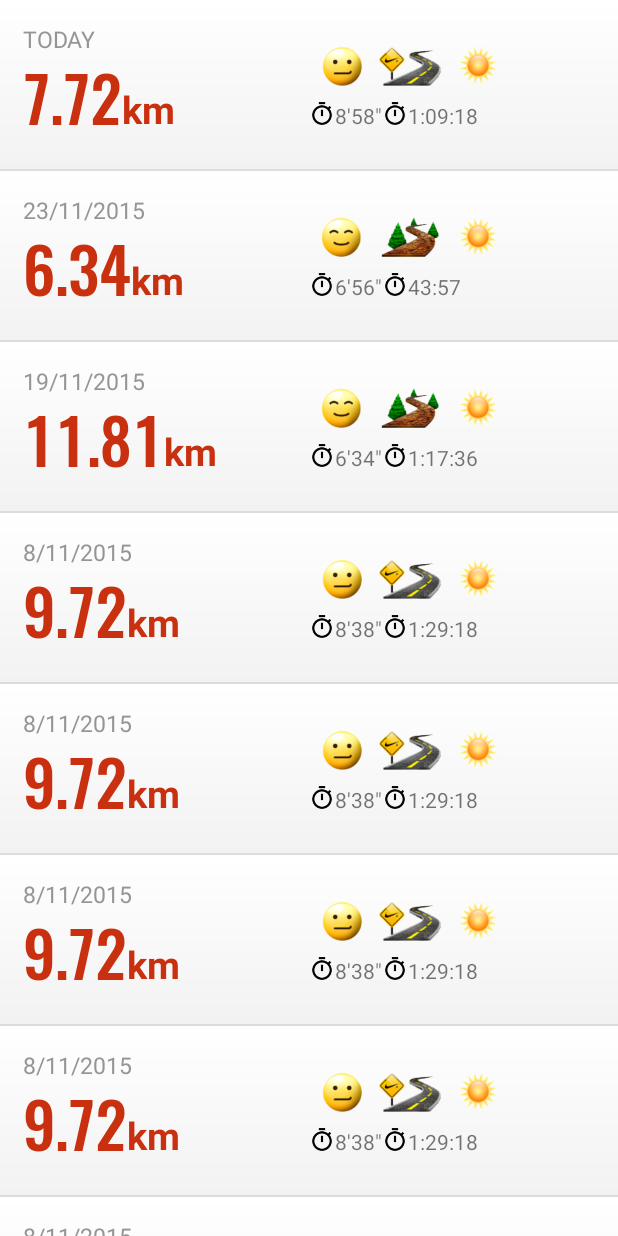
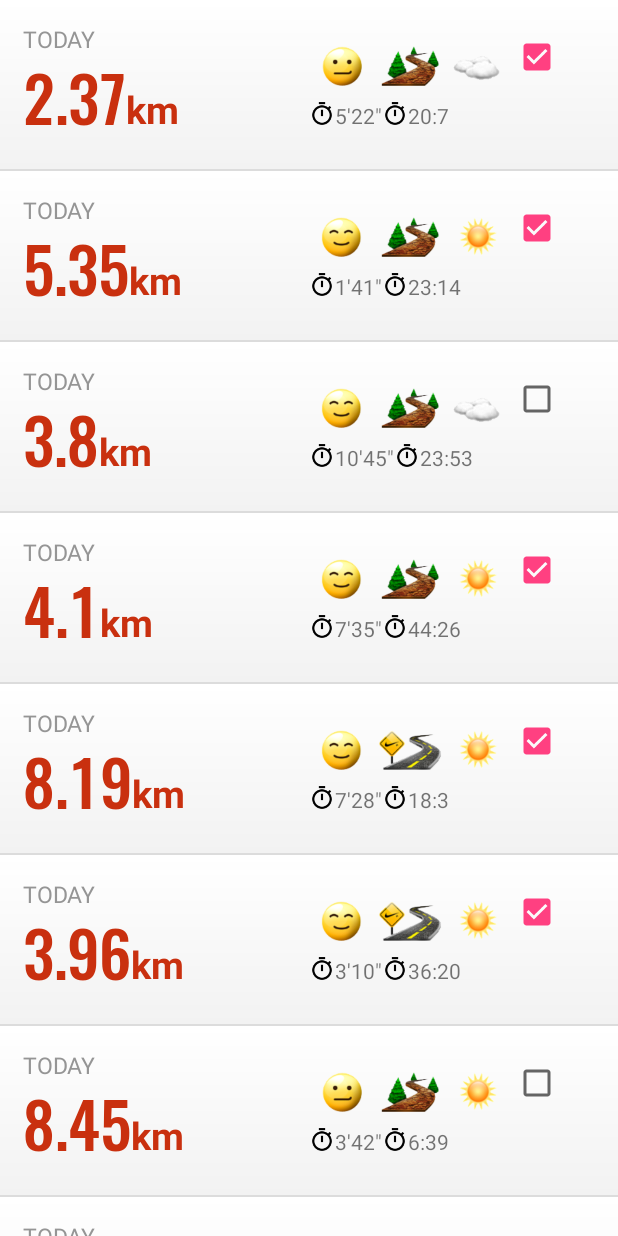
Before and after one commit to luciangp/RunningAppListView, an Android app: the screen it shows after launch (MainActivity), on a phone screen of 412 x 824 dp. Run offline under Robolectric (Android 15) with nearby library versions, the phone set to English and light mode, and no system bars.

Commit message:
Added check box and class of items

```diff
--- a/app/src/main/java/lucian/popa/com/devacademy/listviewproject/MainActivity.java
+++ b/app/src/main/java/lucian/popa/com/devacademy/listviewproject/MainActivity.java
@@ -8,51 +8,85 @@ import android.view.LayoutInflater;
 import android.view.View;
 import android.view.ViewGroup;
 import android.widget.ArrayAdapter;
+import android.widget.CheckBox;
 import android.widget.ImageView;
 import android.widget.ListView;
 import android.widget.TextView;
 
+import java.util.ArrayList;
+import java.util.Random;
+
 
 public class MainActivity extends Activity {
+
+    int state[] = new int[1000];
 
     @Override
     protected void onCreate(Bundle savedInstanceState) {
         super.onCreate(savedInstanceState);
         setContentView(R.layout.activity_main);
 
+        ArrayList<ListItem> itemsFromList = new ArrayList<ListItem>();
+        Random rand = new Random();
+        for (int i=1; i<=1000; i++){
+            int kmRand = rand.nextInt(1000) + 1;
+            int timerMinRand = rand.nextInt(10) + 1;
+            int timerSecRand = rand.nextInt(59) + 1;
+            int totalTimeMinRand = rand.nextInt(59) + 1;
+            int totalTimeSecRand = rand.nextInt(59) + 1;
+            int faceIconRand = rand.nextInt(2) + 1;
+            int roadIconRand = rand.nextInt(2) + 1;
+            int sunIconRand = rand.nextInt(3) + 1;
+            int boolRand = rand.nextInt(2) + 1;
+            boolean checked;
+            if (boolRand % 2 == 0) checked = true;
+            else checked = false;
+            ListItem item = new ListItem("Today",
+                    ""+kmRand/100+"."+kmRand%100,
+                    ""+timerMinRand+"\'"+timerSecRand+"\"",
+                    ""+totalTimeMinRand+":"+totalTimeSecRand,
+                    1,faceIconRand,roadIconRand,sunIconRand, checked);
+            itemsFromList.add(item);
+        }
+
         final ListView listview = (ListView) findViewById(R.id.listview);
 
-        final CustomViewHolderArrayAdapter adapter =
-                new CustomViewHolderArrayAdapter(this, getResources().getStringArray(R.array.listitem_array));
-        listview.setAdapter(adapter);
+        final CustomViewHolderArrayAdapter2 adapter2 =
+                new CustomViewHolderArrayAdapter2(this, itemsFromList);
+        listview.setAdapter(adapter2);
     }
 
-    String date="",km="", timer="", totalTime="";
-    int nrIcon=1, faceIcon=1, roadIcon=1, sunIcon=1;
+    private class ListItem {
+        String date,km,timer,totalTime;
+        int nrIcon,faceIcon,roadIcon,sunIcon;
+        boolean selected;
 
-    private void decodeString(String s){
-        String[] result = s.split(",");
-        date = result[0];
-        km = result[1];
-        timer = result[2];
-        totalTime = result[3];
-        nrIcon = Integer.parseInt(result[4]);
-        faceIcon = Integer.parseInt(result[5]);
-        roadIcon = Integer.parseInt(result[6]);
-        sunIcon = Integer.parseInt(result[7]);
+        public ListItem(String Date, String Km, String Timer, String TotalTime,
+                        int NrIcon, int FaceIcon, int RoadIcon, int SunIcon,
+                        boolean Selected){
+            date = Date;
+            km = Km;
+            timer = Timer;
+            totalTime = TotalTime;
+            nrIcon = NrIcon;
+            faceIcon = FaceIcon;
+            roadIcon = RoadIcon;
+            sunIcon = SunIcon;
+            selected = Selected;
+        }
     }
-
 
     static class ViewHolderItem {
         TextView dateHolderTextView, kmHolderTextView, timerHolderTextView, totalTimeHolderTextView;
         ImageView nrHolderIcon, faceHolderIcon, roadHolderIcon, sunHolderIcon;
+        CheckBox checkHolderBox;
     }
 
-    public class CustomViewHolderArrayAdapter extends ArrayAdapter<String> {
+    public class CustomViewHolderArrayAdapter2 extends ArrayAdapter<ListItem> {
         private final Context context;
-        private final String[] values;
+        private final ArrayList<ListItem> values;
 
-        public CustomViewHolderArrayAdapter(Context context, String[] values) {
+        public CustomViewHolderArrayAdapter2(Context context, ArrayList<ListItem> values) {
             super(context, -1, values );
             this.context = context;
             this.values = values;
@@ -60,7 +94,8 @@ public class MainActivity extends Activity {
 
         @Override
         public View getView(int position, View convertView, ViewGroup parent) {
-            ViewHolderItem viewHolder;
+            final ViewHolderItem viewHolder;
+
             if (convertView == null){
                 LayoutInflater inflater = (LayoutInflater) context.getSystemService(Context.LAYOUT_INFLATER_SERVICE);
                 convertView = inflater.inflate(R.layout.listview, parent, false);
@@ -74,54 +109,54 @@ public class MainActivity extends Activity {
                 viewHolder.faceHolderIcon = (ImageView) convertView.findViewById(R.id.faceicon);
                 viewHolder.roadHolderIcon = (ImageView) convertView.findViewById(R.id.roadicon);
                 viewHolder.sunHolderIcon = (ImageView) convertView.findViewById(R.id.sunicon);
+                viewHolder.checkHolderBox = (CheckBox) convertView.findViewById(R.id.checkBox);
 
                 convertView.setTag(viewHolder);
+
+                viewHolder.checkHolderBox.setOnClickListener(new View.OnClickListener() {
+                    @Override
+                    public void onClick(View v) {
+                        CheckBox cb = (CheckBox) v;
+                        ListItem item = (ListItem) cb.getTag();
+                        item.selected = cb.isChecked();
+                    }
+                });
             }
             else{
                 viewHolder = (ViewHolderItem) convertView.getTag();
             }
 
-            String listItemString = values[position];
-            decodeString(listItemString);
+            ListItem currentItem = values.get(position);
 
-            viewHolder.dateHolderTextView.setText(date);
-            viewHolder.dateHolderTextView.setTag(date);
-            viewHolder.kmHolderTextView.setText(km);
-            viewHolder.kmHolderTextView.setTag(km);
+            viewHolder.dateHolderTextView.setText(currentItem.date);
+            viewHolder.kmHolderTextView.setText(currentItem.km);
             Typeface type = Typeface.createFromAsset(getAssets(), "fonts/Oswald-Medium.ttf");
             viewHolder.kmHolderTextView.setTypeface(type);
-            viewHolder.timerHolderTextView.setText(timer);
-            viewHolder.timerHolderTextView.setTag(timer);
-            viewHolder.totalTimeHolderTextView.setText(totalTime);
-            viewHolder.totalTimeHolderTextView.setTag(totalTime);
-            if (faceIcon == 1) {
-                viewHolder.faceHolderIcon.setBackgroundResource(R.drawable.face1);
+            viewHolder.timerHolderTextView.setText(currentItem.timer);
+            viewHolder.totalTimeHolderTextView.setText(currentItem.totalTime);
+            if (currentItem.faceIcon == 1) {
                 viewHolder.faceHolderIcon.setBackgroundResource(R.drawable.face1);
             }
-            else if (faceIcon == 2){
+            else if (currentItem.faceIcon == 2){
                 viewHolder.faceHolderIcon.setBackgroundResource(R.drawable.face2);
-                viewHolder.faceHolderIcon.setTag(R.drawable.face2);
             }
-            if (roadIcon == 1) {
-                viewHolder.roadHolderIcon.setBackgroundResource(R.drawable.road1);
+            if (currentItem.roadIcon == 1) {
                 viewHolder.roadHolderIcon.setBackgroundResource(R.drawable.road1);
             }
-            else if (faceIcon == 2){
+            else if (currentItem.roadIcon == 2){
                 viewHolder.roadHolderIcon.setBackgroundResource(R.drawable.road2);
-                viewHolder.roadHolderIcon.setTag(R.drawable.road2);
             }
-            if (sunIcon == 1) {
-                viewHolder.sunHolderIcon.setBackgroundResource(R.drawable.sun1);
+            if (currentItem.sunIcon == 1) {
                 viewHolder.sunHolderIcon.setBackgroundResource(R.drawable.sun1);
             }
-            else if (sunIcon == 2){
+            else if (currentItem.sunIcon == 2){
                 viewHolder.sunHolderIcon.setBackgroundResource(R.drawable.sun2);
-                viewHolder.sunHolderIcon.setTag(R.drawable.sun2);
             }
-            else if (sunIcon == 3){
+            else if (currentItem.sunIcon == 3){
                 viewHolder.sunHolderIcon.setBackgroundResource(R.drawable.sun3);
-                viewHolder.sunHolderIcon.setTag(R.drawable.sun3);
             }
+            viewHolder.checkHolderBox.setChecked(currentItem.selected);
+            viewHolder.checkHolderBox.setTag(currentItem);
 
             return convertView;
         }
--- a/app/src/main/res/layout/listview.xml
+++ b/app/src/main/res/layout/listview.xml
@@ -79,6 +79,11 @@
                 android:layout_height="@dimen/icon_height"
                 android:id="@+id/sunicon"/>
 
+            <CheckBox
+                android:layout_width="wrap_content"
+                android:layout_height="wrap_content"
+                android:id="@+id/checkBox"/>
+
         </LinearLayout>
 
         <ImageView
--- a/app/src/main/res/values/strings.xml
+++ b/app/src/main/res/values/strings.xml
@@ -11,6 +11,22 @@
         <item>8/11/2015,9.72,8\'38\",1:29:18,3,1,1,1</item>
         <item>8/11/2015,9.72,8\'38\",1:29:18,3,1,1,1</item>
         <item>8/11/2015,9.72,8\'38\",1:29:18,3,1,1,1</item>
+        <item>Today,7.72,8\'58\",1:09:18,3,1,1,1</item>
+        <item>23/11/2015,6.34,6\'56\",43:57,0,2,2,1</item>
+        <item>19/11/2015,11.81,6\'34\",1:17:36,0,2,2,1</item>
+        <item>8/11/2015,9.72,8\'38\",1:29:18,3,1,1,1</item>
+        <item>8/11/2015,9.72,8\'38\",1:29:18,3,1,1,1</item>
+        <item>8/11/2015,9.72,8\'38\",1:29:18,3,1,1,1</item>
+        <item>8/11/2015,9.72,8\'38\",1:29:18,3,1,1,1</item>
+        <item>8/11/2015,9.72,8\'38\",1:29:18,3,1,1,1</item>
+        <item>Today,7.72,8\'58\",1:09:18,3,1,1,1</item>
+        <item>23/11/2015,6.34,6\'56\",43:57,0,2,2,1</item>
+        <item>19/11/2015,11.81,6\'34\",1:17:36,0,2,2,1</item>
+        <item>8/11/2015,9.72,8\'38\",1:29:18,3,1,1,1</item>
+        <item>8/11/2015,9.72,8\'38\",1:29:18,3,1,1,1</item>
+        <item>8/11/2015,9.72,8\'38\",1:29:18,3,1,1,1</item>
+        <item>8/11/2015,9.72,8\'38\",1:29:18,3,1,1,1</item>
+        <item>8/11/2015,9.72,8\'38\",1:29:18,3,1,1,1</item>
     </string-array>
 
 </resources>
```
